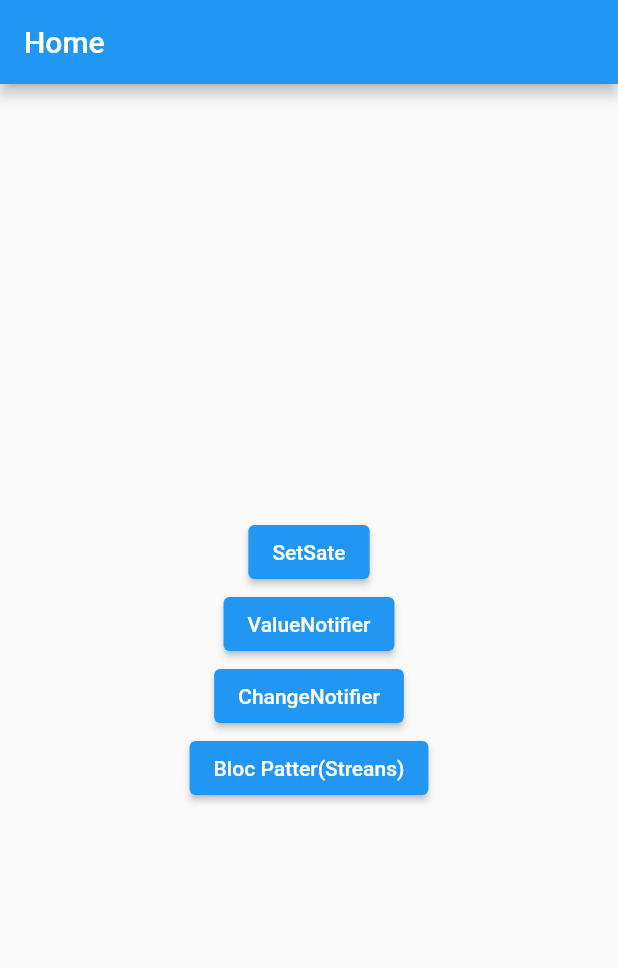
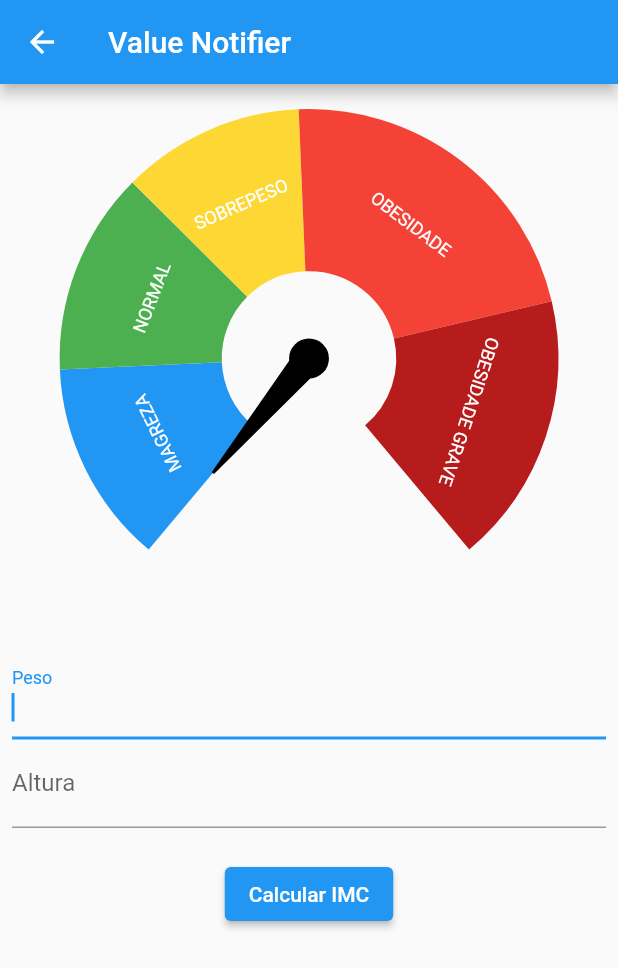
Before and after one commit to jsaintz/flutter_default_state_manager, a Flutter app: the screen it shows after launch, after a tap on "ValueNotifier", on a phone screen of 412 x 824 dp. Shown: the top 968 px of the screen. Run offline on Flutter 3.47's test engine with Material 2 defaults, Android fonts, the phone set to English and light mode, and no system bars; drawn by our look-alikes of syncfusion_flutter_gauges; our stand-ins replace currency_text_input_formatter; missing offline and left inert: dart:ffi.

Commit message:
add value notifier.

```diff
--- a/lib/home_page.dart
+++ b/lib/home_page.dart
@@ -1,5 +1,6 @@
 import 'package:flutter/material.dart';
 import 'package:flutter_default_state_manager/setState/imc_setstate_page.dart';
+import 'package:flutter_default_state_manager/value_notifier/value_notifier_page.dart';
 
 class HomePage extends StatelessWidget {
   const HomePage({Key? key}) : super(key: key);
@@ -21,7 +22,7 @@ class HomePage extends StatelessWidget {
               child: const Text("SetSate"),
             ),
             ElevatedButton(
-              onPressed: () {},
+              onPressed: () => _goToPage(context, const ValueNotifierPage()),
               child: const Text("ValueNotifier"),
             ),
             ElevatedButton(
--- a/lib/setState/imc_setstate_page.dart
+++ b/lib/value_notifier/value_notifier_page.dart
@@ -1,33 +1,28 @@
+import 'dart:ffi';
 import 'dart:math';
+
 import 'package:intl/intl.dart';
 import 'package:flutter/material.dart';
 import 'package:flutter_default_state_manager/widgets/imc_gauge.dart';
 import 'package:currency_text_input_formatter/currency_text_input_formatter.dart';
 
-class ImcSetstatePage extends StatefulWidget {
-  const ImcSetstatePage({Key? key}) : super(key: key);
+class ValueNotifierPage extends StatefulWidget {
+  const ValueNotifierPage({Key? key}) : super(key: key);
 
   @override
-  State<ImcSetstatePage> createState() => _ImcSetstatePageState();
+  State<ValueNotifierPage> createState() => _ValueNotifierPageState();
 }
 
-class _ImcSetstatePageState extends State<ImcSetstatePage> {
+class _ValueNotifierPageState extends State<ValueNotifierPage> {
   final pesoEc = TextEditingController();
   final alturaEc = TextEditingController();
   final formKey = GlobalKey<FormState>();
-
-  var imc = 0.0;
+  var imc = ValueNotifier(0.0);
 
   Future<void> _countImc({required double peso, required double altura}) async {
-    setState(() {
-      imc = 0;
-    });
-
+    imc.value = 0;
     await Future.delayed(const Duration(seconds: 2));
-
-    setState(() {
-      imc = peso / pow(altura, 2);
-    });
+    imc.value = peso / pow(altura, 2);
   }
 
   @override
@@ -41,7 +36,7 @@ class _ImcSetstatePageState extends State<ImcSetstatePage> {
   Widget build(BuildContext context) {
     return Scaffold(
       appBar: AppBar(
-        title: const Text('Imc SetState'),
+        title: const Text('Value Notifier'),
       ),
       body: SingleChildScrollView(
         child: Form(
@@ -50,7 +45,10 @@ class _ImcSetstatePageState extends State<ImcSetstatePage> {
             padding: const EdgeInsets.all(8.0),
             child: Column(
               children: [
-                ImcGauge(imc: imc),
+                ValueListenableBuilder<double>(
+                  valueListenable: imc,
+                  builder: (_, imcValue, __) => ImcGauge(imc: imcValue),
+                ),
                 const SizedBox(
                   height: 20,
                 ),
```
